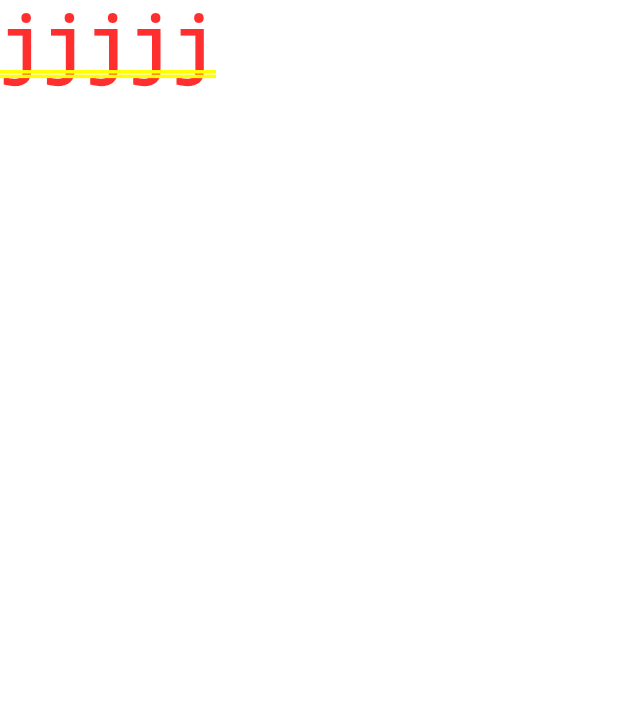
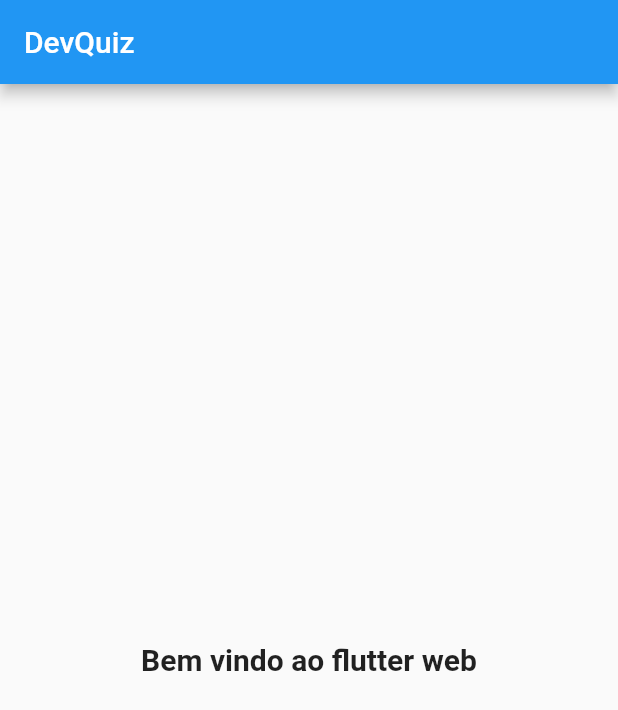
Before and after one commit to minguibernardo/DevQuiz, a Flutter app: the screen it shows after launch, on a phone screen of 412 x 824 dp. Shown: the top 710 px of the screen. Run offline on Flutter 3.47's test engine with Material 2 defaults, Android fonts, the phone set to English and light mode, and no system bars.

Commit message:
start
update

```diff
--- a/core/app_widget.dart
+++ b/core/app_widget.dart
@@ -1,5 +1,3 @@
-import 'package:DevQuiz/home/home_page.dart';
-import 'package:DevQuiz/splash/splash_page.dart';
 import 'package:flutter/material.dart';
 
 class AppWidget extends StatelessWidget {
@@ -7,7 +5,6 @@ class AppWidget extends StatelessWidget {
   Widget build(BuildContext context) {
     return MaterialApp(
       title: "DevQuiz",
-      home: HomePage(),
     );
   }
 }
--- a/lib/main.dart
+++ b/lib/main.dart
@@ -8,8 +8,18 @@ class MyApp extends StatelessWidget {
   @override
   Widget build(BuildContext context) {
     return MaterialApp(
-      title: 'Flutter Demo',
-      home: Text("jjjjj"),
+      title: 'DevQuiz',
+      home: Scaffold(
+        appBar: AppBar(
+          title: Text("DevQuiz"),
+        ),
+        body: Center(
+          child: Text(
+            "Bem vindo ao flutter web",
+            style: TextStyle(fontSize: 20, fontWeight: FontWeight.bold),
+          ),
+        ),
+      ),
     );
   }
 }
```
Also changed, not shown: 1 other file.
